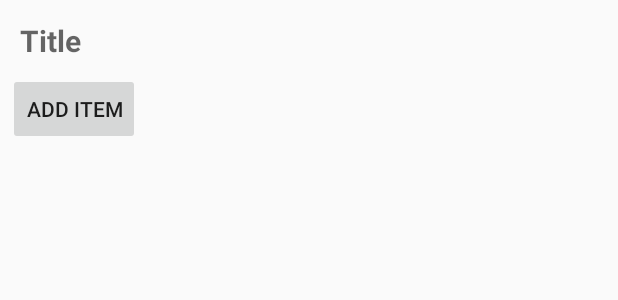
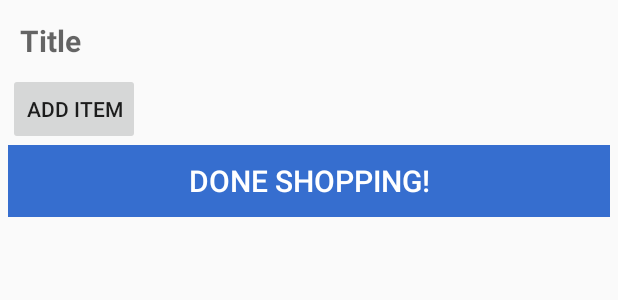
Before and after one commit to hksapp/Shoppie, an Android app: the layout activity_detail_grocery_list.xml on its own in the app's theme, with its tools: preview values and no code run, on a phone screen of 412 x 824 dp. Shown: the top 300 px of the screen. Run offline under Robolectric (Android 15) with nearby library versions, the phone set to English and light mode, and no system bars.

Commit message:
live_shopping is true & false!

```diff
--- a/app/src/main/java/com/hkapps/shoppie/GroceryAdapter.java
+++ b/app/src/main/java/com/hkapps/shoppie/GroceryAdapter.java
@@ -126,7 +126,9 @@ public class GroceryAdapter extends FirebaseRecyclerAdapter<GroceryObject, Groce
                                 postdata.put("friend_name", FirebaseAuth.getInstance().getCurrentUser().getDisplayName().toString());
                                 postdata.put("timestamp", ServerValue.TIMESTAMP);
                                 postdata.put("seen", true);
+                                postdata.put("current_list_id",DetailGroceryList.pushid);
                                 postdata.put("list_ref", nPath.getRef().toString());
+                                postdata.put("live_shopping",true);
 
                                 notifyTheUserRef.push().setValue(postdata);
 
--- a/app/src/main/res/layout/activity_detail_grocery_list.xml
+++ b/app/src/main/res/layout/activity_detail_grocery_list.xml
@@ -41,6 +41,17 @@
         android:text="Add item"
         android:id="@+id/add_item"/>
 
+
+            <Button
+                android:layout_width="match_parent"
+                android:layout_height="wrap_content"
+                android:textSize="20dp"
+                android:background="#366ecf"
+                android:id="@+id/done_shopping"
+                android:textColor="@android:color/white"
+                android:text="Done Shopping!"/>
+
+
     </LinearLayout>
 
 </ScrollView>
```
Also changed, not shown: app/src/main/java/com/hkapps/shoppie/DetailGroceryList.java (+58 -1 lines).
